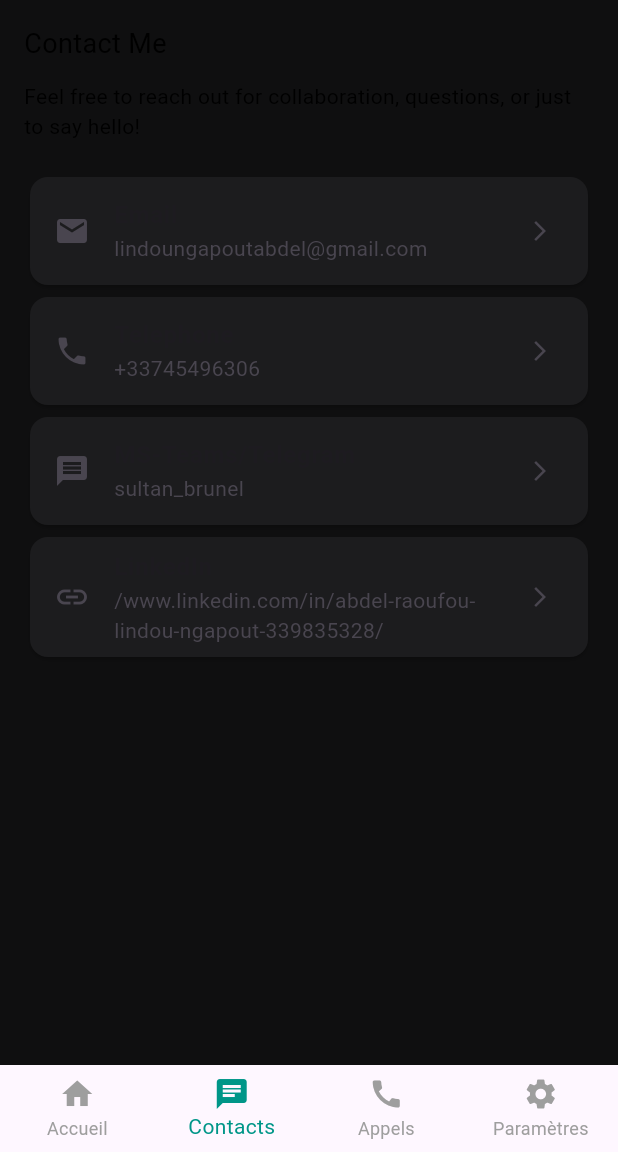
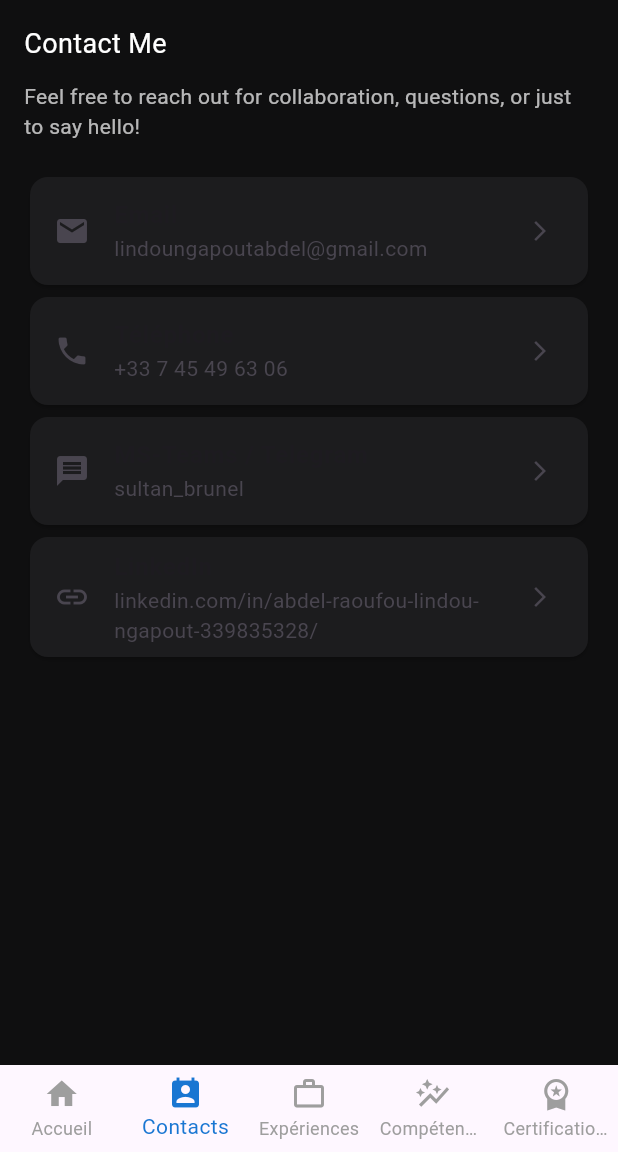
Before and after one commit to blvck2371/Lindoucv, a Flutter app: the screen it shows after launch, item 2 of the bottom bar chosen, after a tap on "Email", on a phone screen of 412 x 824 dp, the part 84-1236 px from its top. Run offline on Flutter 3.47's test engine with Material 3 defaults, Android fonts, the phone set to English and light mode, and no system bars; our stand-ins replace get, readmore.

Commit message:
experiences debut

```diff
--- a/lib/index.dart
+++ b/lib/index.dart
@@ -102,15 +102,34 @@ class _HomeScreenState extends State<HomeScreen> {
         currentIndex: _currentIndex,
         onTap: _onTabTapped,
         type: BottomNavigationBarType.fixed,
-        selectedItemColor: Colors.teal,
+        selectedItemColor: Theme.of(context).primaryColorDark,
         unselectedItemColor: Colors.grey,
         items: const [
-          BottomNavigationBarItem(icon: Icon(Icons.home), label: 'Accueil'),
-          BottomNavigationBarItem(icon: Icon(Icons.chat), label: 'Contacts'),
-          BottomNavigationBarItem(icon: Icon(Icons.call), label: 'Appels'),
           BottomNavigationBarItem(
-            icon: Icon(Icons.settings),
-            label: 'Paramètres',
+            icon: Icon(Icons.home), // OK pour Accueil
+            label: 'Accueil',
+          ),
+          BottomNavigationBarItem(
+            icon: Icon(
+              Icons.perm_contact_calendar,
+            ), // mieux adapté à "Contacts"
+            label: 'Contacts',
+          ),
+          BottomNavigationBarItem(
+            icon: Icon(
+              Icons.work_outline,
+            ), // mieux que "call" pour "Expériences"
+            label: 'Expériences',
+          ),
+          BottomNavigationBarItem(
+            icon: Icon(
+              Icons.auto_graph,
+            ), // plus représentatif pour "Compétences"
+            label: 'Compétences',
+          ),
+          BottomNavigationBarItem(
+            icon: Icon(Icons.workspace_premium), // pour "Certifications"
+            label: 'Certifications',
           ),
         ],
       ),
--- a/lib/views/Contact.dart
+++ b/lib/views/Contact.dart
@@ -1,15 +1,20 @@
 import 'package:flutter/material.dart';
 import 'package:lindoucv/componentview/ContactTile.dart';
+import 'package:lindoucv/componentview/annimation.dart';
 import 'package:lindoucv/theme/app_spacing.dart';
 import 'package:url_launcher/url_launcher.dart';
 
 class ContactPage extends StatelessWidget {
   const ContactPage({Key? key}) : super(key: key);
 
-  void _launchUrl(String url) async {
+  Future<void> _launchUrl(String url) async {
+    try {
       final Uri uri = Uri.parse(url);
-    if (await canLaunchUrl(uri)) {
-      await launchUrl(uri);
+      if (!await launchUrl(uri, mode: LaunchMode.externalApplication)) {
+        debugPrint('Impossible d’ouvrir l’URL : $url');
+      }
+    } catch (e) {
+      debugPrint('Erreur lors de l’ouverture de l’URL : $url\n$e');
     }
   }
 
@@ -17,7 +22,6 @@ class ContactPage extends StatelessWidget {
   Widget build(BuildContext context) {
     return Scaffold(
       backgroundColor: const Color(0xFF0F0F10),
-
       body: LayoutBuilder(
         builder: (context, constraints) {
           return SingleChildScrollView(
@@ -25,7 +29,10 @@ class ContactPage extends StatelessWidget {
             child: Column(
               crossAxisAlignment: CrossAxisAlignment.start,
               children: [
-                Text('Contact Me', style: TextStyle(fontSize: 18)),
+                const Text(
+                  'Contact Me',
+                  style: TextStyle(fontSize: 18, color: Colors.white),
+                ),
                 12.vSpace,
                 ConstrainedBox(
                   constraints: BoxConstraints(minHeight: constraints.maxHeight),
@@ -35,39 +42,62 @@ class ContactPage extends StatelessWidget {
                       children: [
                         const Text(
                           'Feel free to reach out for collaboration, questions, or just to say hello!',
+                          style: TextStyle(color: Colors.white70),
                         ),
                         const SizedBox(height: 20),
 
-                        ContactTile(
+                        DelayedAnimation(
+                          delay: 300,
+                          startOffsetX: -0.0,
+                          startOffsetY: 0.2,
+                          child: ContactTile(
                             icon: Icons.email,
                             title: 'Email',
                             subtitle: 'lindoungapoutabdel@gmail.com',
-                          onTap: () =>
-                              _launchUrl('mailto:lindoungapoutabdel@gmail.com'),
+                            onTap: () {
+                              _launchUrl('mailto:lindoungapoutabdel@gmail.com');
+                            },
                           ),
-                        ContactTile(
+                        ),
+                        DelayedAnimation(
+                          delay: 400,
+                          startOffsetX: -0.0,
+                          startOffsetY: 0.2,
+                          child: ContactTile(
                             icon: Icons.phone,
-                          title: 'Telephone',
-                          subtitle: '+33745496306',
+                            title: 'Téléphone',
+                            subtitle: '+33 7 45 49 63 06',
                             onTap: () => _launchUrl('tel:+33745496306'),
                           ),
-                        ContactTile(
+                        ),
+                        DelayedAnimation(
+                          delay: 500,
+                          startOffsetX: -0.0,
+                          startOffsetY: 0.2,
+                          child: ContactTile(
                             icon: Icons.message,
-                          title: 'MS-Teams/Telegram',
+                            title: 'MS-Teams / Telegram',
                             subtitle: 'sultan_brunel',
-                          onTap: () => _launchUrl('https://t.me/+237691322304'),
+                            onTap: () =>
+                                _launchUrl('https://t.me/+237691322304'),
                           ),
-                        ContactTile(
+                        ),
+                        DelayedAnimation(
+                          delay: 400,
+                          startOffsetX: -0.0,
+                          startOffsetY: 0.2,
+                          child: ContactTile(
                             icon: Icons.link,
                             title: 'LinkedIn',
                             subtitle:
-                              '/www.linkedin.com/in/abdel-raoufou-lindou-ngapout-339835328/',
+                                'linkedin.com/in/abdel-raoufou-lindou-ngapout-339835328/',
                             onTap: () => _launchUrl(
                               'https://www.linkedin.com/in/abdel-raoufou-lindou-ngapout-339835328/',
                             ),
                           ),
+                        ),
 
-                        const Spacer(), // pousse le contenu vers le haut sur grand écran
+                        const Spacer(),
                       ],
                     ),
                   ),
--- /dev/null
+++ b/lib/views/Experiences.dart
@@ -0,0 +1,15 @@
+import 'package:flutter/material.dart';
+
+class Experiences extends StatefulWidget {
+  const Experiences({super.key});
+
+  @override
+  State<Experiences> createState() => _ExperiencesState();
+}
+
+class _ExperiencesState extends State<Experiences> {
+  @override
+  Widget build(BuildContext context) {
+    return Scaffold(body: SingleChildScrollView());
+  }
+}
--- a/lib/views/home.dart
+++ b/lib/views/home.dart
@@ -32,7 +32,12 @@ class _HomeState extends State<Home> {
                   bool isWide = constraints.maxWidth > 600;
                   if (isWide) {
                     // Mode paysage/tablette : image grande et centrée
-                    return Container(
+                    return DelayedAnimation(
+                      delay: 300,
+                      startOffsetX: -0.0,
+                      startOffsetY: 0.2,
+
+                      child: Container(
                         constraints: const BoxConstraints(
                           minWidth: 0,
                           maxWidth: double.infinity,
@@ -128,9 +133,8 @@ class _HomeState extends State<Home> {
                                               vertical: 14,
                                             ),
                                             shape: RoundedRectangleBorder(
-                                            borderRadius: BorderRadius.circular(
-                                              32,
-                                            ),
+                                              borderRadius:
+                                                  BorderRadius.circular(32),
                                             ),
                                             textStyle: const TextStyle(
                                               fontWeight: FontWeight.bold,
@@ -159,9 +163,8 @@ class _HomeState extends State<Home> {
                                               vertical: 14,
                                             ),
                                             shape: RoundedRectangleBorder(
-                                            borderRadius: BorderRadius.circular(
-                                              32,
-                                            ),
+                                              borderRadius:
+                                                  BorderRadius.circular(32),
                                             ),
                                             textStyle: const TextStyle(
                                               fontWeight: FontWeight.bold,
@@ -191,10 +194,15 @@ class _HomeState extends State<Home> {
                             ),
                           ],
                         ),
+                      ),
                     );
                   } else {
                     // Mode mobile : espacement réduit
-                    return Container(
+                    return DelayedAnimation(
+                      delay: 300,
+                      startOffsetX: 0.0,
+                      startOffsetY: -0.4,
+                      child: Container(
                         constraints: const BoxConstraints(
                           minWidth: 0,
                           maxWidth: double.infinity,
@@ -304,7 +312,9 @@ class _HomeState extends State<Home> {
                                       child: const Text('Telecharger CV'),
                                     ),
                                     style: OutlinedButton.styleFrom(
-                                    side: const BorderSide(color: Colors.white),
+                                      side: const BorderSide(
+                                        color: Colors.white,
+                                      ),
                                       foregroundColor: Colors.white,
                                       padding: const EdgeInsets.symmetric(
                                         vertical: 10,
@@ -321,6 +331,7 @@ class _HomeState extends State<Home> {
                               ],
                             ),
                           ],
+                        ),
                       ),
                     );
                   }
@@ -465,6 +476,62 @@ class _HomeState extends State<Home> {
                 entreprise: 'IEF2i',
                 poste: 'Developpeur web et mobile ',
               ),
+
+              25.vSpace,
+              // call action button
+              Container(
+                padding: const EdgeInsets.symmetric(
+                  vertical: 20,
+                  horizontal: 20,
+                ),
+                decoration: BoxDecoration(
+                  color: Theme.of(context).primaryColorDark.withOpacity(0.4),
+                  borderRadius: BorderRadius.circular(10),
+                  boxShadow: [
+                    BoxShadow(
+                      color: Colors.black26,
+                      blurRadius: 5,
+                      offset: Offset(0, 2),
+                    ),
+                  ],
+                ),
+                child: Column(
+                  children: [
+                    Text(
+                      'Vous avez un projet ?',
+                      style: Theme.of(context).textTheme.headlineSmall,
+                    ),
+                    10.vSpace,
+                    Text(
+                      'Contactez-moi pour discuter de vos besoins et voir comment je peux vous aider à atteindre vos objectifs.',
+                      style: Theme.of(context).textTheme.bodyMedium,
+                    ),
+
+                    10.vSpace,
+
+                    ElevatedButton.icon(
+                      onPressed: () {},
+                      icon: Padding(
+                        padding: const EdgeInsets.only(left: 15),
+                        child: const Icon(Icons.email_outlined),
+                      ),
+                      label: Padding(
+                        padding: const EdgeInsets.only(right: 15),
+                        child: const Text('Contactez-Moi'),
+                      ),
+                      style: ElevatedButton.styleFrom(
+                        backgroundColor: Theme.of(context).primaryColorDark,
+                        foregroundColor: Colors.white,
+                        padding: const EdgeInsets.symmetric(vertical: 14),
+                        shape: RoundedRectangleBorder(
+                          borderRadius: BorderRadius.circular(32),
+                        ),
+                        textStyle: const TextStyle(fontWeight: FontWeight.bold),
+                      ),
+                    ),
+                  ],
+                ),
+              ),
             ],
           ),
         ),
```
Lines whose indentation alone changed are shown as unchanged.
